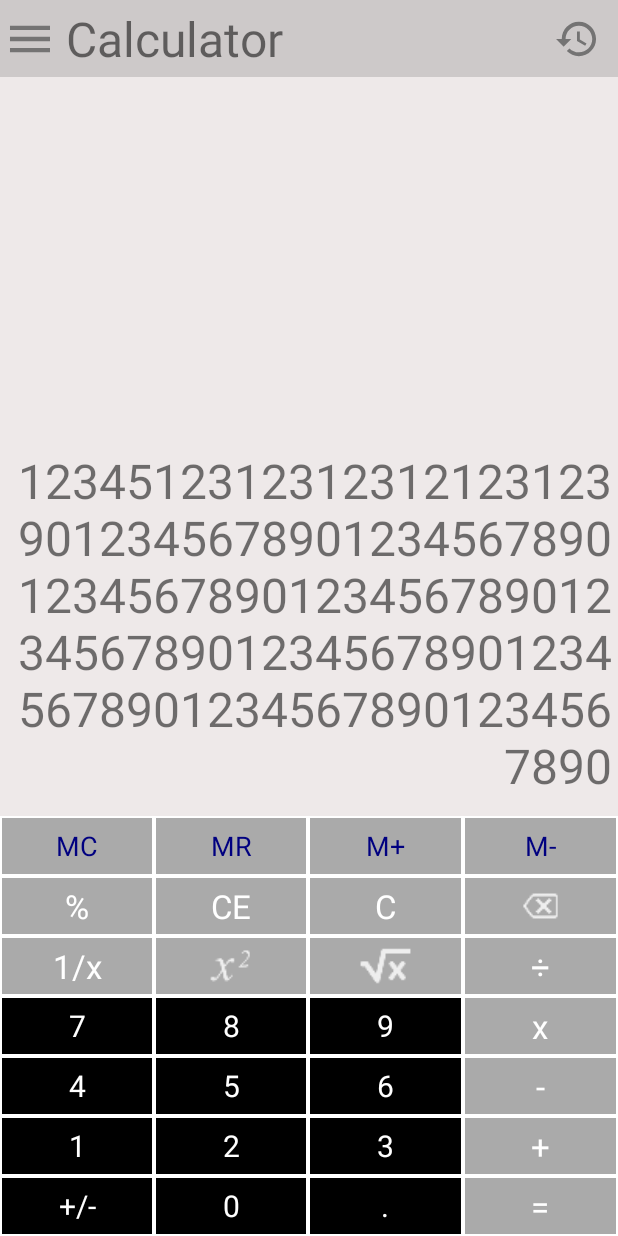
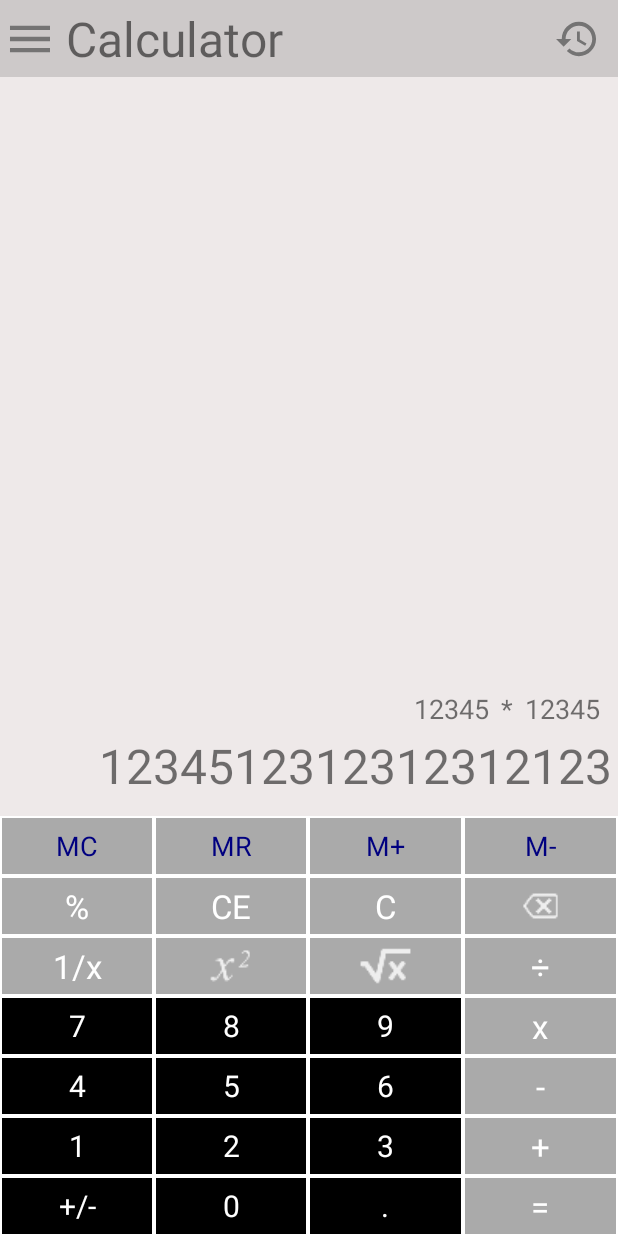
Before and after one commit to dasBikash84/shopping-manager, an Android app: the layout activity_calculator.xml on its own in the app's theme, with its tools: preview values and no code run, on a phone screen of 412 x 824 dp. Run offline under Robolectric (Android 15) with nearby library versions, the phone set to English and light mode, and no system bars; plain views replace ClickableImageView, ClickableTextView.

Commit message:
arithmetic operation draft implementation.

```diff
--- a/app/build.gradle
+++ b/app/build.gradle
@@ -27,7 +27,9 @@ android {
         sourceCompatibility = 1.8
         targetCompatibility = 1.8
     }
-
+    kotlinOptions {
+        jvmTarget = JavaVersion.VERSION_1_8.toString()
+    }
 }
 
 dependencies {
--- a/app/src/main/res/layout/activity_calculator.xml
+++ b/app/src/main/res/layout/activity_calculator.xml
@@ -45,8 +45,47 @@
         app:layout_constraintBottom_toTopOf="@+id/input_block_holder"
         android:background="@color/snow_white2"
         android:padding="4dp">
+        <androidx.constraintlayout.widget.ConstraintLayout
+            android:layout_width="match_parent"
+            android:layout_height="wrap_content"
+            app:layout_constraintBottom_toTopOf="@+id/tv_current_number">
+            <androidx.appcompat.widget.AppCompatTextView
+                android:id="@+id/tv_left_operand"
+                tools:text="12345"
+                app:layout_constraintEnd_toStartOf="@+id/tv_operation"
+                app:layout_constraintTop_toTopOf="parent"
+                app:layout_constraintBottom_toBottomOf="parent"
+                android:layout_width="wrap_content"
+                android:layout_height="wrap_content"
+                android:textSize="18sp"
+                android:textAlignment="textEnd"
+                android:padding="4dp"/>
+            <androidx.appcompat.widget.AppCompatTextView
+                android:id="@+id/tv_operation"
+                tools:text="*"
+                app:layout_constraintEnd_toStartOf="@+id/tv_right_operand"
+                app:layout_constraintTop_toTopOf="parent"
+                app:layout_constraintBottom_toBottomOf="parent"
+                android:layout_width="wrap_content"
+                android:layout_height="wrap_content"
+                android:textSize="18sp"
+                android:textAlignment="textEnd"
+                android:padding="4dp"/>
+            <androidx.appcompat.widget.AppCompatTextView
+                android:id="@+id/tv_right_operand"
+                tools:text="12345"
+                app:layout_constraintEnd_toEndOf="parent"
+                app:layout_constraintTop_toTopOf="parent"
+                app:layout_constraintBottom_toBottomOf="parent"
+                android:layout_width="wrap_content"
+                android:layout_height="wrap_content"
+                android:textSize="18sp"
+                android:textAlignment="textEnd"
+                android:padding="4dp"
+                android:layout_marginEnd="4dp"/>
+        </androidx.constraintlayout.widget.ConstraintLayout>
         <androidx.appcompat.widget.AppCompatTextView
-            tools:text="123451231231231212312390123456789012345678901234567890123456789012345678901234567890123456789012345678901234567890"
+            tools:text="1234512312312312123"
             android:id="@+id/tv_current_number"
             app:layout_constraintEnd_toEndOf="parent"
             app:layout_constraintBottom_toBottomOf="parent"
```
Also changed, not shown: app/src/main/java/com/dasbikash/exp_man/activities/calculator/ActivityCalculator.kt (+24 -0 lines), app/src/main/java/com/dasbikash/exp_man/activities/calculator/CalculatorViewModel.kt (+104 -3 lines).
